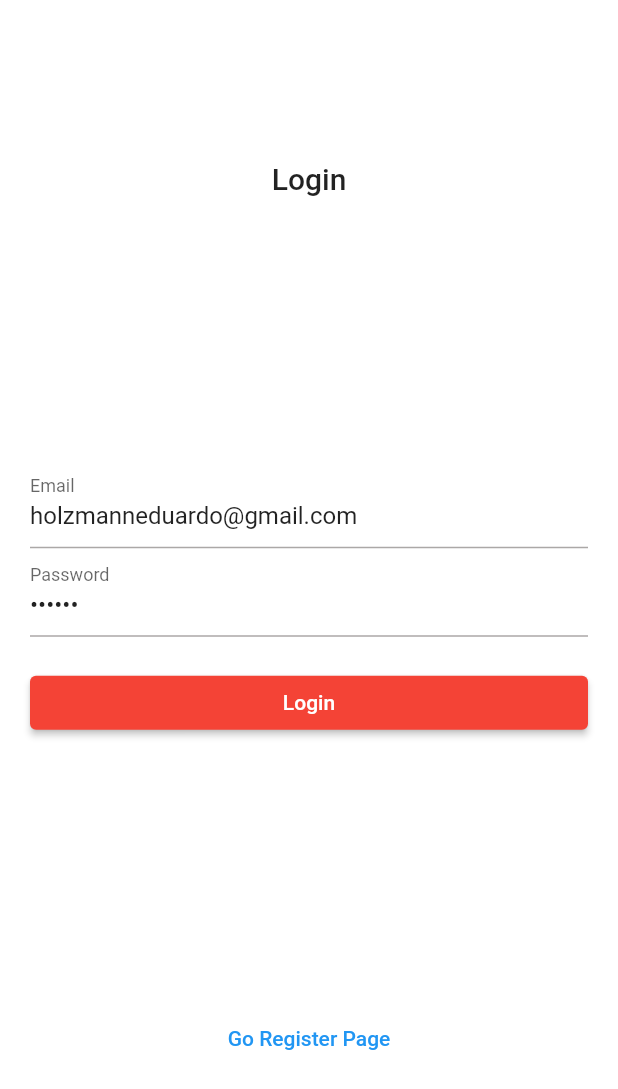
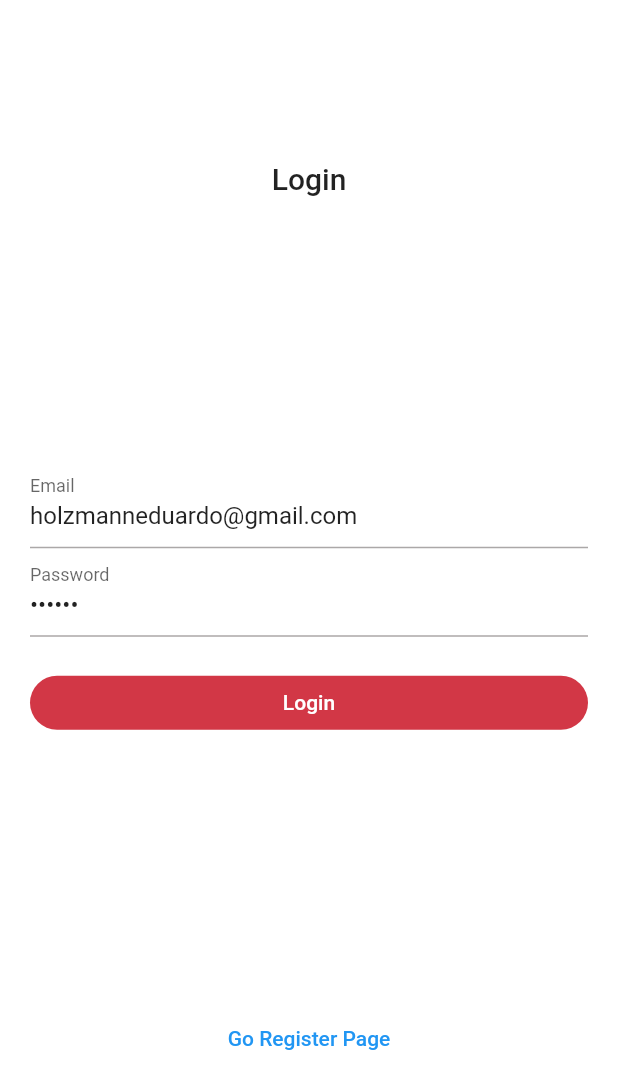
Before and after one commit to DroidGar/luzutv, a Flutter app: the screen it shows after launch, on a phone screen of 412 x 824 dp. Shown: the top 1089 px of the screen. Run offline on Flutter 3.47's test engine with Material 3 defaults, Android fonts, the phone set to English and light mode, and no system bars; our stand-ins replace bloc, dartz, firebase_auth, firebase_core, flutter_bloc, get_it and 3 more; missing offline and left inert: floating; accounts and stored records are empty.

```diff
--- a/lib/app.dart
+++ b/lib/app.dart
@@ -9,6 +9,10 @@ class App extends StatelessWidget {
 
   @override
   Widget build(BuildContext context) {
-    return MaterialApp.router(theme: theme, routerConfig: routerService.router);
+    return MaterialApp.router(
+      debugShowCheckedModeBanner: false,
+      theme: theme,
+      routerConfig: routerService.router,
+    );
   }
 }
--- a/lib/core/services/router_service.dart
+++ b/lib/core/services/router_service.dart
@@ -15,9 +15,10 @@ class RouterService {
       }
 
       final prefs = await SharedPreferences.getInstance();
-      final token =  prefs.getString('token');
+      final token = prefs.getString('token');
       final isLogin = token != null && token.isNotEmpty;
-
+print('isLogin: $isLogin');
+print(state.uri);
       if (!isLogin) {
         return LoginPage.routeName;
       }
@@ -39,7 +40,9 @@ class RouterService {
       GoRoute(
         path: HomePage.routeName,
         builder: (BuildContext context, GoRouterState state) {
-          return const ConfigWrap(child: HomePage());
+          return const Material(
+            child: ConfigWrap(child: HomePage()),
+          );
         },
       ),
     ],
--- a/lib/core/services/theme_service.dart
+++ b/lib/core/services/theme_service.dart
@@ -2,14 +2,28 @@ import 'package:flutter/material.dart';
 
 final theme = ThemeData(
   scaffoldBackgroundColor: Colors.white,
+  brightness: Brightness.light,
   colorScheme: ColorScheme.fromSeed(
-    seedColor: Colors.red,
-    primary: Colors.red,
+    seedColor: const Color(0xFFd23746),
+    primary: const Color(0xFFd23746),
+    background: Colors.white,
   ),
   textButtonTheme: TextButtonThemeData(
     style: ButtonStyle(
       foregroundColor: WidgetStateProperty.all(Colors.blue),
     ),
   ),
+  elevatedButtonTheme: ElevatedButtonThemeData(
+    style: ButtonStyle(
+      elevation: WidgetStateProperty.all(0),
+      backgroundColor: WidgetStateProperty.all(const Color(0xFFd23746)),
+      shape: WidgetStateProperty.all(
+        RoundedRectangleBorder(
+          borderRadius: BorderRadius.circular(25),
+        ),
+      ),
+    ),
+  ),
   useMaterial3: false,
+  appBarTheme: const AppBarTheme(backgroundColor: Colors.white),
 );
--- /dev/null
+++ b/lib/features/auth/data/models/session_model.dart
@@ -0,0 +1,5 @@
+import 'package:luzu/features/auth/domain/entities/session.dart';
+
+class SessionModel extends Session {
+  SessionModel({required super.token, required super.uid});
+}
--- a/lib/features/auth/presentation/manager/login_cubit.dart
+++ b/lib/features/auth/presentation/manager/login_cubit.dart
@@ -18,7 +18,7 @@ class LoginCubit extends Cubit<LoginState> {
     final result = await loginOnFirebase(data);
     result.fold(
       (failure) => emit(OnLoginFailure(failure)),
-      (success) => emit(OnLoginSuccess()),
+      (uid) => emit(OnLoginFirebaseSuccess(uid)),
     );
   }
 
--- a/lib/features/auth/presentation/manager/login_state.dart
+++ b/lib/features/auth/presentation/manager/login_state.dart
@@ -9,7 +9,14 @@ final class OnLoading extends LoginState {}
 
 final class OnLoginSuccess extends LoginState {}
 
+final class OnLoginFirebaseSuccess extends LoginState {
+  final String uid;
+
+  OnLoginFirebaseSuccess(this.uid);
+}
+
 final class OnLoginFailure extends LoginState {
   final Failure failure;
+
   OnLoginFailure(this.failure);
 }
```
Also changed, not shown: lib/features/auth/data/datasource/auth_remote_data_source.dart (+10 -8 lines), lib/features/auth/presentation/pages/login_page.dart (+6 -1 lines), lib/features/home/app_bar.dart (added, +34 -0 lines), lib/features/home/drawer.dart (added, +30 -0 lines), lib/features/home/home_page.dart (+58 -12 lines), lib/features/survey/survey_widget.dart (added, +26 -0 lines), lib/features/video/video_widget.dart (+23 -19 lines), lib/main.dart (+7 -1 lines), assets/images/sandwich.png (added), 1 other file.
